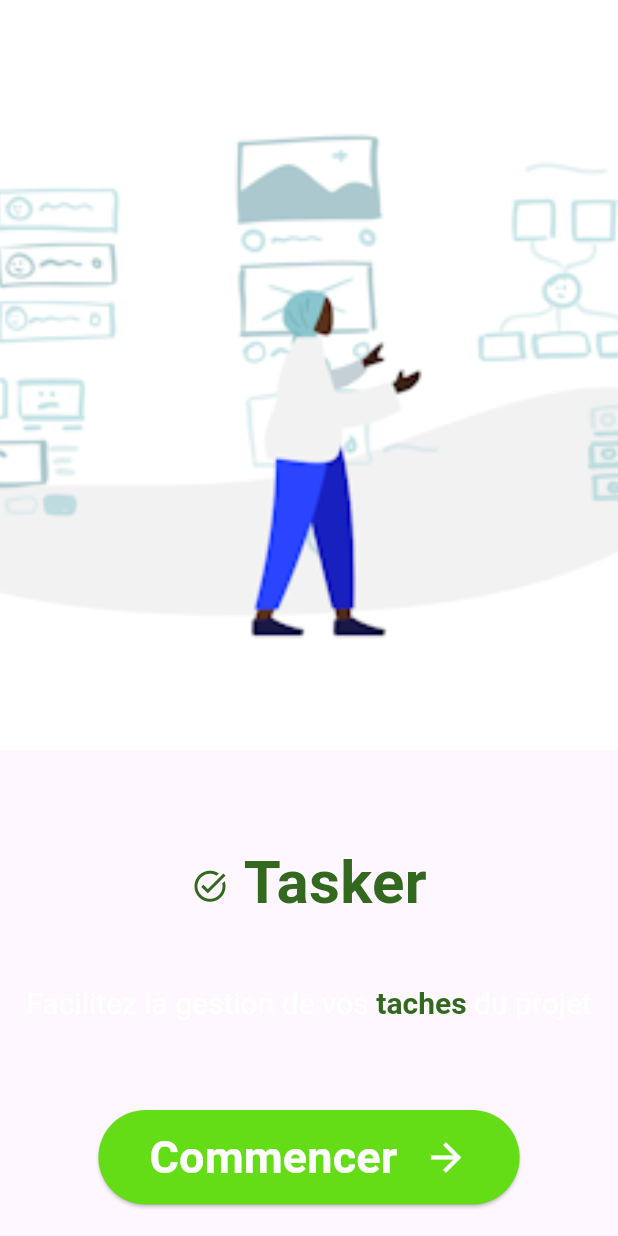
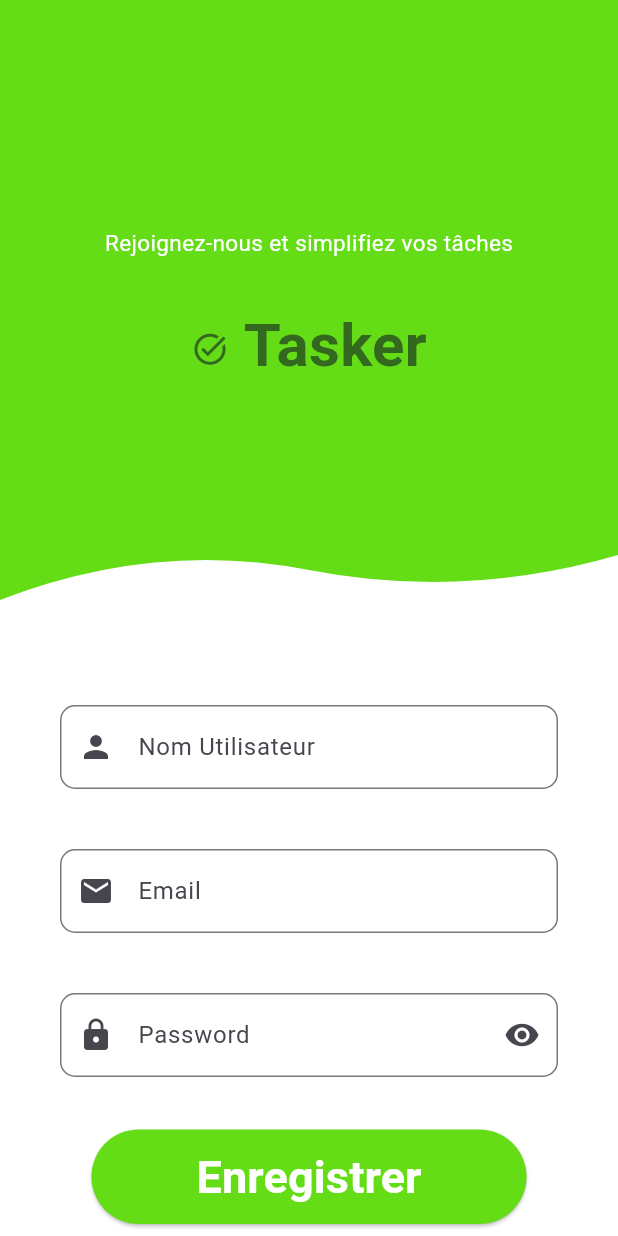
Before and after one commit to OmarDIOP0/tasker-app-force-n, a Flutter app: the screen it shows after launch, on a phone screen of 412 x 824 dp. Run offline on Flutter 3.47's test engine with Material 3 defaults, Android fonts, the phone set to English and light mode, and no system bars.

Commit message:
creation de la page register

```diff
--- a/lib/main.dart
+++ b/lib/main.dart
@@ -2,6 +2,7 @@ import 'package:flutter/material.dart';
 import 'package:flutter/services.dart';
 import 'package:tasker/screen/home/home_page.dart';
 import 'package:tasker/screen/onboarding/onboarding.dart';
+import 'package:tasker/screen/register/register.dart';
 
 void main() {
   runApp(const MyApp());
@@ -19,7 +20,7 @@ class MyApp extends StatelessWidget {
         colorScheme: ColorScheme.fromSeed(seedColor: Colors.deepPurple),
         useMaterial3: true,
       ),
-      home: const OnBoardingPage()
+      home: const RegisterPage()
     );
   }
 }
--- /dev/null
+++ b/lib/screen/register/register.dart
@@ -0,0 +1,92 @@
+import 'package:flutter/material.dart';
+import 'package:tasker/constantes/colors.dart';
+import 'package:tasker/widget/application_name.dart';
+import 'package:tasker/widget/custom_appbar_clipper.dart';
+import 'package:tasker/widget/ui_appbar_form.dart';
+import 'package:tasker/widget/ui_custom_Form.dart';
+import 'package:tasker/widget/ui_custom_password_field.dart';
+
+class RegisterPage extends StatefulWidget {
+  const RegisterPage({Key? key}) : super(key: key);
+
+  @override
+  State<RegisterPage> createState() => _RegisterPageState();
+}
+
+class _RegisterPageState extends State<RegisterPage> {
+
+  final _formKey = GlobalKey<FormState>();
+  TextEditingController username = TextEditingController();
+  TextEditingController email = TextEditingController();
+  TextEditingController password = TextEditingController();
+
+  @override
+  Widget build(BuildContext context) {
+    return Scaffold(
+      backgroundColor: Colors.white,
+      appBar:const UIAppbarForm(text: "Rejoignez-nous et simplifiez vos tâches"),
+      body: SingleChildScrollView(
+          child:Container(
+            margin: const EdgeInsets.only(top: 50),
+            width: MediaQuery.of(context).size.width*1,
+              padding: const EdgeInsets.symmetric(horizontal: 20),
+            decoration: const BoxDecoration(
+              color: Colors.white,
+            ),
+            child:Form(
+                key: _formKey,
+                child: Column(
+
+                  children: [
+                    UICustomForm(
+                      controller: username,
+                      nameField:"Nom Utilisateur" ,
+                      comment: "Nom utilisateur",
+                      icon: const Icon(Icons.person),
+                    ),
+                    UICustomForm(
+                        controller: email,
+                        nameField: "Email",
+                        comment: "Email",
+                        icon: const Icon(Icons.email)
+                    ),
+                    UICustomPasswordField(
+                        controller: password,
+                        nameField: "Password",
+                        comment: "password"
+                    ),
+                    const SizedBox(height: 15),
+                    ElevatedButton(
+                        style: ButtonStyle(
+                          backgroundColor: MaterialStateProperty.all(lightgreenColor),
+                          padding: MaterialStateProperty.all(
+                              const EdgeInsets.only(top:10,right: 70,bottom:10,left: 70)
+                          ),
+                        ),
+                        onPressed: (){
+                          if(_formKey.currentState!.validate()){
+                            print("User add Successfully");
+                          }
+                        },
+                        child: const Text("Enregistrer",style: TextStyle(fontSize: 30,color: Colors.white,fontWeight: FontWeight.bold),)
+                    ),
+                    const SizedBox(height: 25),
+                    Row(
+                      mainAxisAlignment: MainAxisAlignment.center,
+                      crossAxisAlignment: CrossAxisAlignment.center,
+                      children: [
+                        const Text("Vous avez deja un compte ?",style: TextStyle(fontSize: 15,fontWeight: FontWeight.bold)),
+                        TextButton(
+                            onPressed: (){},
+                            child:const Text("Se Connectez",style: TextStyle(fontSize: 15,color: lightgreenColor,fontWeight: FontWeight.bold))
+                        )
+                      ],
+                    )
+                  ],
+                )
+            )
+        ),
+      ),
+    );
+  }
+}
--- /dev/null
+++ b/lib/widget/custom_appbar_clipper.dart
@@ -0,0 +1,22 @@
+import 'package:flutter/cupertino.dart';
+
+class CustomAppBarClipper extends CustomClipper<Path>{
+  @override
+  Path getClip(Size size) {
+    var path = Path();
+    double w = size.width;
+    double h =size.height;
+
+      path.lineTo(0,h);
+      path.quadraticBezierTo(w/4, h-40, w / 2, h - 20);
+      path.quadraticBezierTo(3/4*w,h, w, h - 30);
+      path.lineTo(w, 0);
+      path.close();
+    return path;
+  }
+
+  @override
+  bool shouldReclip(covariant CustomClipper<Path> oldClipper) {
+    return false;
+  }
+}
--- /dev/null
+++ b/lib/widget/ui_appbar_form.dart
@@ -0,0 +1,32 @@
+import 'package:flutter/material.dart';
+import 'package:tasker/constantes/colors.dart';
+import 'package:tasker/widget/application_name.dart';
+import 'package:tasker/widget/custom_appbar_clipper.dart';
+class UIAppbarForm extends StatelessWidget implements PreferredSizeWidget{
+  const UIAppbarForm({Key? key, required this.text}) : super(key: key);
+  final String text;
+ @override
+ Size get preferredSize => const Size.fromHeight(400);
+
+  @override
+  Widget build(BuildContext context) {
+    return ClipPath(
+          clipper: CustomAppBarClipper(),
+          child: SafeArea(
+            child: AppBar(
+              centerTitle: true,
+              backgroundColor: lightgreenColor,
+              flexibleSpace:Column(
+                mainAxisAlignment: MainAxisAlignment.center,
+                children: [
+                  const SizedBox(height: 10),
+                  Text(text,style: const TextStyle(color: Colors.white,fontSize: 15),),
+                  const SizedBox(height: 30),
+                  const ApplicationName(),
+                ],
+              ),
+            ),
+          )
+    );
+  }
+}
--- /dev/null
+++ b/lib/widget/ui_custom_Form.dart
@@ -0,0 +1,35 @@
+import 'package:flutter/material.dart';
+
+class UICustomForm extends StatelessWidget {
+  const UICustomForm({Key? key, required this.controller,
+                                required this.nameField,
+                                required this.comment, required this.icon}) : super(key: key);
+  final TextEditingController controller;
+  final String nameField;
+  final String comment;
+  final Icon icon;
+
+  @override
+  Widget build(BuildContext context) {
+    return Padding(
+        padding:const EdgeInsets.all(20),
+      child: TextFormField(
+          controller: controller,
+          decoration: InputDecoration(
+             prefixIcon: icon,
+              labelText:nameField,
+              hintText: comment,
+              border:  OutlineInputBorder(
+                borderRadius: BorderRadius.circular(10)
+              )
+          ),
+          validator: (value){
+            if(value==null || value.isEmpty){
+              return "Le champs est obligatoire";
+            }
+            return null;
+          }
+      ),
+    );
+  }
+}
--- /dev/null
+++ b/lib/widget/ui_custom_password_field.dart
@@ -0,0 +1,49 @@
+import "package:flutter/material.dart";
+class UICustomPasswordField extends StatefulWidget {
+  const UICustomPasswordField({Key? key, required this.controller, required this.nameField, required this.comment}) : super(key: key);
+
+  final TextEditingController controller;
+  final String nameField;
+  final String comment;
+
+  @override
+  State<UICustomPasswordField> createState() => _UICustomPasswordFieldState();
+}
+
+class _UICustomPasswordFieldState extends State<UICustomPasswordField> {
+bool _obscureText = true;
+void _togglePasswordVisibility(){
+  setState(() {
+    _obscureText = !_obscureText;
+  });
+}
+
+  @override
+  Widget build(BuildContext context) {
+    return Padding(
+      padding:const EdgeInsets.all(20),
+      child: TextFormField(
+          controller: widget.controller,
+          obscureText: _obscureText,
+          decoration: InputDecoration(
+              prefixIcon: const Icon(Icons.lock),
+              labelText:widget.nameField,
+              hintText: widget.comment,
+              border: OutlineInputBorder(
+                  borderRadius: BorderRadius.circular(10)
+              ),
+              suffixIcon:IconButton(
+                  onPressed: _togglePasswordVisibility,
+                  icon: Icon(_obscureText? Icons.visibility:Icons.visibility_off)
+              )
+          ),
+          validator: (value){
+            if(value==null || value.isEmpty){
+              return "Le champs est obligatoire";
+            }
+            return null;
+          }
+      ),
+    );
+  }
+}
```
